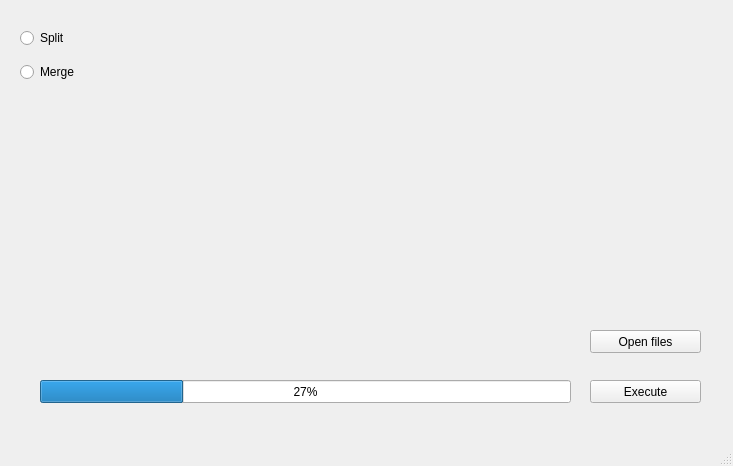
Above: src/raw/pdf_spliter_proj.ui from JonasFiechter/pdf_splitter before the change. Below: the same form after it.
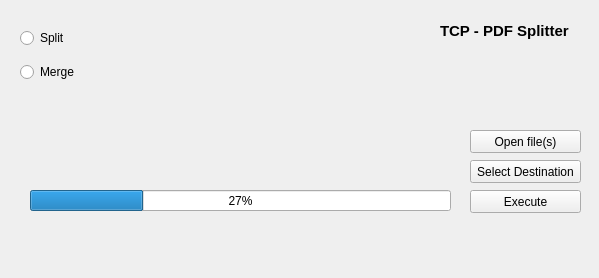
That is the form after the change.

What changed in the file:
```diff
--- a/src/raw/pdf_spliter_proj.ui
+++ b/src/raw/pdf_spliter_proj.ui
@@ -6,8 +6,8 @@
    <rect>
     <x>0</x>
     <y>0</y>
-    <width>733</width>
-    <height>466</height>
+    <width>599</width>
+    <height>278</height>
    </rect>
   </property>
   <property name="windowTitle">
@@ -17,8 +17,8 @@
    <widget class="QPushButton" name="pushButton">
     <property name="geometry">
      <rect>
-      <x>590</x>
-      <y>380</y>
+      <x>470</x>
+      <y>190</y>
       <width>111</width>
       <height>23</height>
      </rect>
@@ -56,29 +56,95 @@
    <widget class="QPushButton" name="pushButton_2">
     <property name="geometry">
      <rect>
-      <x>590</x>
-      <y>330</y>
+      <x>470</x>
+      <y>130</y>
       <width>111</width>
       <height>23</height>
      </rect>
     </property>
     <property name="text">
-     <string>Open files</string>
+     <string>Open file(s)</string>
     </property>
    </widget>
    <widget class="QProgressBar" name="progressBar">
     <property name="geometry">
      <rect>
-      <x>40</x>
-      <y>380</y>
-      <width>531</width>
-      <height>23</height>
+      <x>30</x>
+      <y>190</y>
+      <width>421</width>
+      <height>21</height>
      </rect>
     </property>
     <property name="value">
      <number>27</number>
     </property>
    </widget>
+   <widget class="QLabel" name="status_label">
+    <property name="geometry">
+     <rect>
+      <x>30</x>
+      <y>140</y>
+      <width>341</width>
+      <height>31</height>
+     </rect>
+    </property>
+    <property name="font">
+     <font>
+      <pointsize>10</pointsize>
+     </font>
+    </property>
+    <property name="text">
+     <string/>
+    </property>
+   </widget>
+   <widget class="QLabel" name="label">
+    <property name="geometry">
+     <rect>
+      <x>440</x>
+      <y>10</y>
+      <width>141</width>
+      <height>41</height>
+     </rect>
+    </property>
+    <property name="font">
+     <font>
+      <pointsize>11</pointsize>
+      <weight>75</weight>
+      <italic>false</italic>
+      <bold>true</bold>
+      <underline>false</underline>
+     </font>
+    </property>
+    <property name="text">
+     <string>TCP - PDF Splitter</string>
+    </property>
+   </widget>
+   <widget class="QPushButton" name="destination_btn">
+    <property name="geometry">
+     <rect>
+      <x>470</x>
+      <y>160</y>
+      <width>111</width>
+      <height>23</height>
+     </rect>
+    </property>
+    <property name="text">
+     <string>Select Destination</string>
+    </property>
+   </widget>
+   <widget class="QLabel" name="destination_label">
+    <property name="geometry">
+     <rect>
+      <x>20</x>
+      <y>230</y>
+      <width>551</width>
+      <height>21</height>
+     </rect>
+    </property>
+    <property name="text">
+     <string/>
+    </property>
+   </widget>
   </widget>
   <widget class="QMenuBar" name="menubar">
    <property name="geometry">
@@ -90,7 +156,6 @@
     </rect>
    </property>
   </widget>
-  <widget class="QStatusBar" name="statusbar"/>
  </widget>
  <resources/>
  <connections/>
```
Left out of the diff: 14 changed lines with no effect on the pictures.
